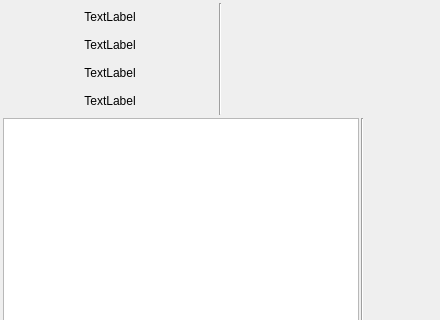
Above: ui/mainwindow.ui from Return-Log/Education-Clock before the change; both pictures show x 0 to 440 and y 0 to 320 of the 440 by 680 pixel window. Below: the same form after it.
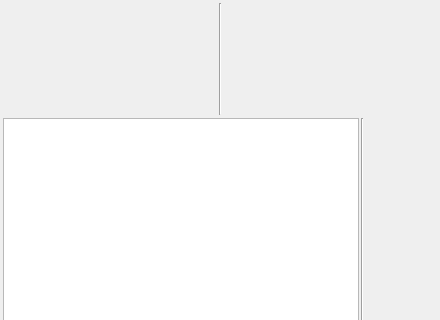
That is the form after the change. Icons and pictures are not drawn.

Diff of the .ui file:
```diff
--- a/ui/mainwindow.ui
+++ b/ui/mainwindow.ui
@@ -84,7 +84,7 @@
             <enum>QFrame::Sunken</enum>
            </property>
            <property name="text">
-            <string>TextLabel</string>
+            <string/>
            </property>
            <property name="alignment">
             <set>Qt::AlignCenter</set>
@@ -94,7 +94,7 @@
          <item>
           <widget class="QLabel" name="label_5">
            <property name="text">
-            <string>TextLabel</string>
+            <string/>
            </property>
            <property name="alignment">
             <set>Qt::AlignCenter</set>
@@ -104,7 +104,7 @@
          <item>
           <widget class="QLabel" name="label_4">
            <property name="text">
-            <string>TextLabel</string>
+            <string/>
            </property>
            <property name="alignment">
             <set>Qt::AlignCenter</set>
@@ -114,7 +114,7 @@
          <item>
           <widget class="QLabel" name="label_3">
            <property name="text">
-            <string>TextLabel</string>
+            <string/>
            </property>
            <property name="alignment">
             <set>Qt::AlignCenter</set>
```
Left out of the diff: 3 changed lines with no effect on the pictures.
